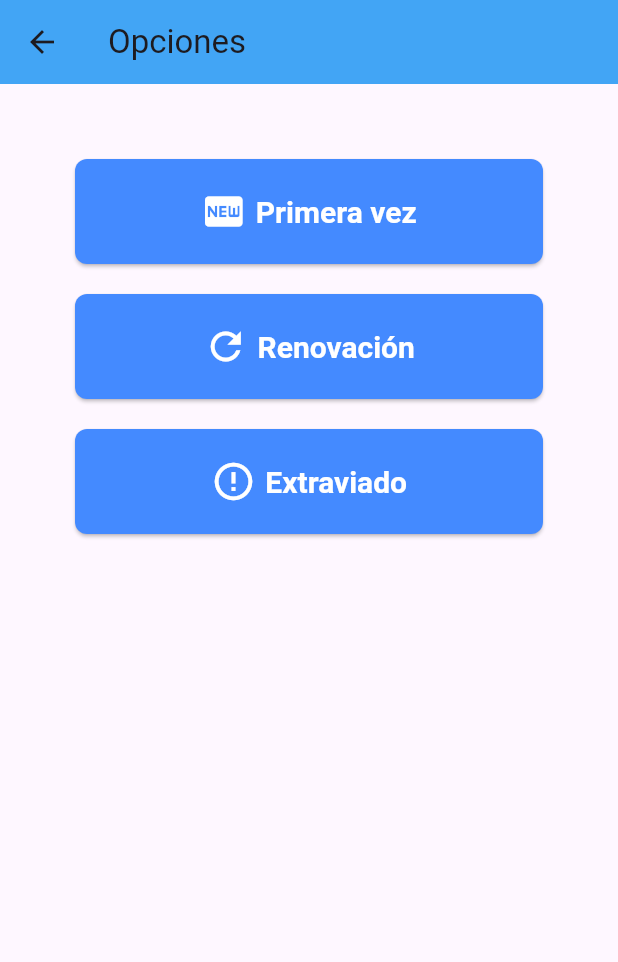
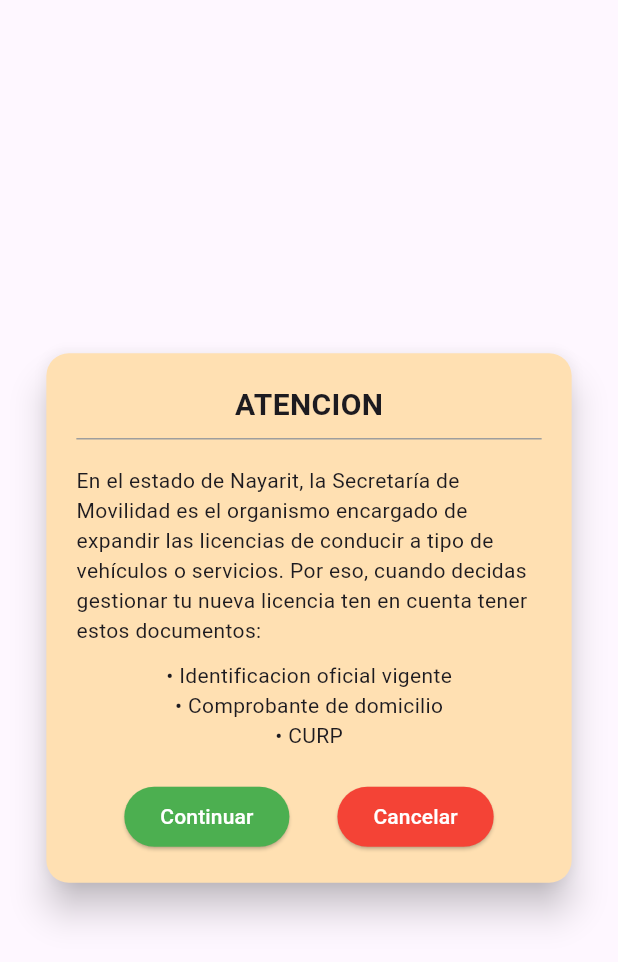
Before and after one commit to gerrycode01/gps_semovil, a Flutter app: the Options screen opened directly, after a tap on "Primera vez", on a phone screen of 412 x 824 dp. Shown: the top 962 px of the screen. Run offline on Flutter 3.47's test engine with Material 3 defaults, Android fonts, the phone set to English and light mode, and no system bars; our stand-ins replace cloud_firestore, firebase_auth, firebase_core; accounts and stored records are empty.

Commit message:
iniciando diseño de tramites

```diff
--- a/lib/app/core/design.dart
+++ b/lib/app/core/design.dart
@@ -39,7 +39,7 @@ class Design{
       },
       style: ButtonStyle(
         backgroundColor: MaterialStateProperty.all<Color>(Colors.red), // Background color
-        foregroundColor: MaterialStateProperty.all<Color>(Colors.blue), // Text color
+        foregroundColor: MaterialStateProperty.all<Color>(Colors.white), // Text color
         shape: MaterialStateProperty.all<RoundedRectangleBorder>(
           RoundedRectangleBorder(
             borderRadius: BorderRadius.circular(20),
--- /dev/null
+++ b/lib/user/screens/ formalities/information.dart
@@ -0,0 +1,68 @@
+import 'package:flutter/material.dart';
+import 'package:gps_semovil/app/core/design.dart';
+import 'package:gps_semovil/user/screens/%20formalities/firstime.dart';
+
+class Information extends StatefulWidget {
+  const Information({super.key});
+
+  @override
+  State<Information> createState() => _InformationState();
+}
+
+class _InformationState extends State<Information> {
+  @override
+  Widget build(BuildContext context) {
+    return Scaffold(
+      body: Center(
+        child: Card(
+          color: Colors.orange[100],
+          shape: RoundedRectangleBorder(
+            borderRadius: BorderRadius.circular(15.0),
+          ),
+          elevation: 10,  // Añade la sombra detrás de la tarjeta
+          child: Container(
+            width: MediaQuery.of(context).size.width * 0.85, // Ajusta el ancho de la tarjeta
+            padding: const EdgeInsets.all(20.0),
+            child: Column(
+              mainAxisSize: MainAxisSize.min,  // Minimiza el tamaño de la columna al contenido
+              children: [
+                const Text(
+                  'ATENCION',
+                  style: TextStyle(
+                    fontWeight: FontWeight.bold,
+                    fontSize: 20,
+                  ),
+                ),
+                const Divider(color: Colors.grey),
+                const SizedBox(height: 10),
+                const Text(
+                  'En el estado de Nayarit, la Secretaría de Movilidad es el organismo encargado de expandir las licencias de conducir a tipo de vehículos o servicios. Por eso, cuando decidas gestionar tu nueva licencia ten en cuenta tener estos documentos:',
+                  style: TextStyle(fontSize: 14),
+                ),
+                const SizedBox(height: 10),
+                const Text('• Identificacion oficial vigente'),
+                const Text('• Comprobante de domicilio'),
+                const Text('• CURP'),
+                const SizedBox(height: 20),
+                Row(
+                  mainAxisAlignment: MainAxisAlignment.spaceEvenly,
+                  children: [
+                    Design.botonGreen("Continuar", () {
+                      Navigator.push(
+                          context,
+                          MaterialPageRoute(
+                              builder: (context) => const FirstTime()));
+                    }),
+                    Design.botonRed("Cancelar", () {
+                      Navigator.pop(context);
+                    })
+                  ],
+                )
+              ],
+            ),
+          ),
+        ),
+      ),
+    );
+  }
+}
--- a/lib/user/screens/ formalities/options.dart
+++ b/lib/user/screens/ formalities/options.dart
@@ -1,4 +1,6 @@
 import 'package:flutter/material.dart';
+import 'package:gps_semovil/user/screens/%20formalities/firstime.dart';
+import 'package:gps_semovil/user/screens/%20formalities/information.dart';
 
 class Options extends StatefulWidget {
   const Options({super.key});
@@ -22,7 +24,12 @@ class _OptionsState extends State<Options> {
             Column(
               mainAxisAlignment: MainAxisAlignment.center,
               children: <Widget>[
-                CustomButton(label: 'Primera vez', icon: Icons.fiber_new, onPressed: () {}),
+                CustomButton(label: 'Primera vez', icon: Icons.fiber_new, onPressed: () {
+                  Navigator.push(
+                      context,
+                      MaterialPageRoute(
+                          builder: (context) => const Information()));
+                }),
                 const SizedBox(height: 20),
                 CustomButton(label: 'Renovación', icon: Icons.refresh, onPressed: () {}),
                 const SizedBox(height: 20),
```
Also changed, not shown: lib/user/screens/ formalities/firstime.dart (added, +15 -0 lines), lib/user/screens/news/news.dart (+8 -15 lines).
